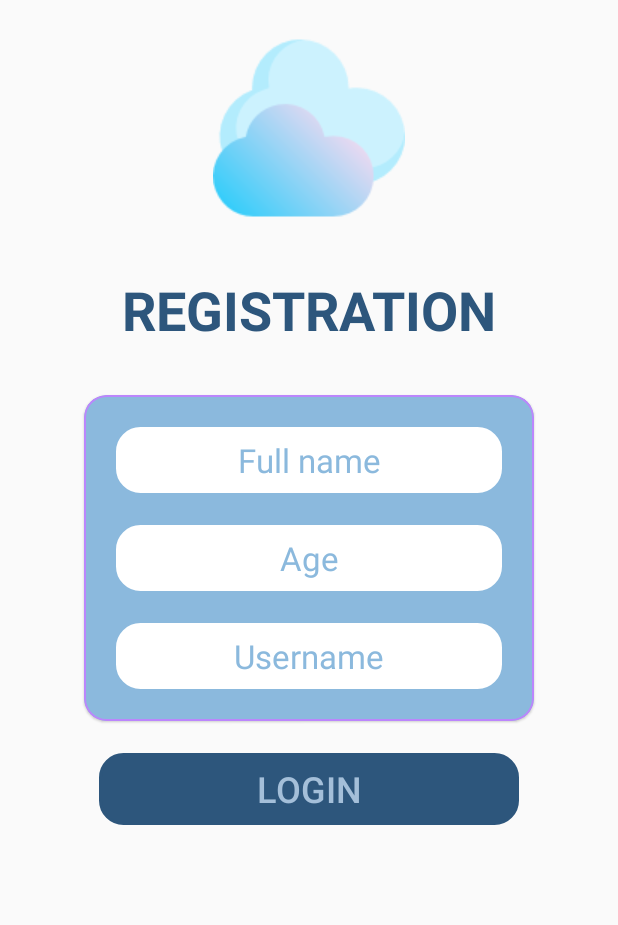
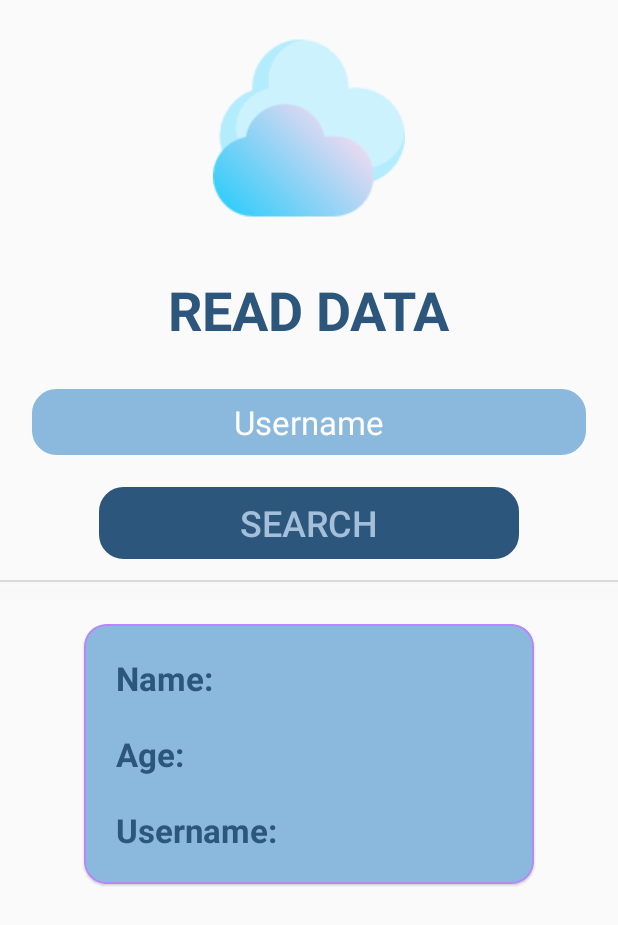
Before and after one commit to eduVieiraAF/FirebasePractice, an Android app: the screen it shows after launch (MainActivity before the commit, ReadData after it), on a phone screen of 412 x 824 dp. Shown: the top 925 px of the screen. Run offline under Robolectric (Android 15) with nearby library versions, the phone set to English and light mode, and no system bars; our stand-ins replace Firebase (no records; nobody signed in at launch, a user with empty details on screens opened directly).

Commit message:
Fetch & Read
Successfully fetching and displaying data stored on Firebase.

```diff
--- a/app/build.gradle
+++ b/app/build.gradle
@@ -25,7 +25,6 @@ android {
     }
 
     buildFeatures{
-
         viewBinding true
     }
 
--- a/app/src/main/java/com/example/firebasepractice/MainActivity.kt
+++ b/app/src/main/java/com/example/firebasepractice/MainActivity.kt
@@ -2,7 +2,6 @@ package com.example.firebasepractice
 
 import androidx.appcompat.app.AppCompatActivity
 import android.os.Bundle
-import android.widget.Toast
 import androidx.appcompat.app.AlertDialog
 import com.example.firebasepractice.databinding.ActivityMainBinding
 import com.google.firebase.database.DatabaseReference
@@ -36,7 +35,6 @@ class MainActivity : AppCompatActivity() {
                     .setMessage("You cannot leave any field empty.")
                     .setPositiveButton("Got it") {_,_ ->
                         binding.txtName.requestFocus()}.show()
-
             }
 
             else {
@@ -76,7 +74,6 @@ class MainActivity : AppCompatActivity() {
                             .setMessage("You have successfully completed\nyour registration.")
                             .setPositiveButton("Okay"){_,_ ->}
                             .show()
-
                     }.addOnFailureListener {
 
                         //Toast.makeText(this, "Registration failed", Toast.LENGTH_SHORT)
--- /dev/null
+++ b/app/src/main/java/com/example/firebasepractice/ReadData.kt
@@ -0,0 +1,89 @@
+package com.example.firebasepractice
+
+import android.content.Context
+import androidx.appcompat.app.AppCompatActivity
+import android.os.Bundle
+import android.view.inputmethod.InputMethodManager
+import android.widget.Toast
+import androidx.appcompat.app.AlertDialog
+import com.example.firebasepractice.databinding.ActivityReadDataBinding
+import com.google.firebase.database.DatabaseReference
+import com.google.firebase.database.FirebaseDatabase
+
+class ReadData : AppCompatActivity() {
+
+    private lateinit var binding: ActivityReadDataBinding
+    private lateinit var database: DatabaseReference
+
+    override fun onCreate(savedInstanceState: Bundle?) {
+
+        super.onCreate(savedInstanceState)
+        binding = ActivityReadDataBinding.inflate(layoutInflater)
+        setContentView(binding.root)
+
+        binding.btnSearch.setOnClickListener{
+
+            val userName: String = binding.editUserName2.text.toString()
+
+            if (userName.isNotEmpty() || userName.isNotBlank()){
+
+                readData(userName)
+
+                val IM = getSystemService(Context.INPUT_METHOD_SERVICE) as InputMethodManager
+                IM.hideSoftInputFromWindow(binding.editUserName2.windowToken,0)
+            }
+
+            else {
+
+                AlertDialog.Builder(this)
+                    .setTitle("USERNAME")
+                    .setMessage("\nEnter username.")
+                    .setPositiveButton("Got it"){_,_ -> binding.editUserName2.requestFocus()}
+                    .show()
+            }
+        }
+    }
+
+    private fun readData(username: String) {
+
+         database = FirebaseDatabase.getInstance().getReference("Users")
+         database.child(username).get().addOnSuccessListener {
+
+             if (it.exists()) {
+
+                 val fullName = it.child("fullName").value
+                 val age = it.child("age").value
+                 val userName = it.child("userName").value
+
+                 Toast.makeText(this, "Username found!", Toast.LENGTH_SHORT).show()
+                 binding.editUserName2.text.clear()
+
+                 binding.txtNameFB.text = fullName.toString()
+                 binding.txtAgeFB.text = age.toString()
+                 binding.txtUsernameFB.text = userName.toString()
+
+             }
+
+             else {
+
+                 AlertDialog.Builder(this)
+                     .setTitle("USERNAME")
+                     .setMessage("\nUsername does not exist")
+                     .setPositiveButton("Try again"){_,_ ->
+                         binding.editUserName2.text.clear()
+                         binding.editUserName2.requestFocus()
+                     }.show()
+             }
+         }.addOnFailureListener{
+
+             AlertDialog.Builder(this)
+                 .setTitle("USERNAME")
+                 .setMessage("\nUnable to read data")
+                 .setPositiveButton("Okay"){_,_ ->
+                     binding.editUserName2.text.clear()
+                     binding.editUserName2.requestFocus()
+                 }.show()
+         }
+    }
+
+}
--- a/app/src/main/res/drawable/round_shape.xml
+++ b/app/src/main/res/drawable/round_shape.xml
@@ -6,6 +6,7 @@
         android:topRightRadius="15dp"
         android:bottomLeftRadius="15dp"
         android:bottomRightRadius="15dp"/>
+
     <stroke
         android:width="2dp"
         android:color="@color/purple_200"/>
--- a/app/src/main/res/layout/activity_main.xml
+++ b/app/src/main/res/layout/activity_main.xml
@@ -33,7 +33,7 @@
       tools:ignore="HardcodedText" />
 
   <com.google.android.material.card.MaterialCardView
-      android:id="@+id/cardview"
+      android:id="@+id/cardView"
       android:layout_width="300dp"
       android:layout_height="wrap_content"
       app:cardCornerRadius="15dp"
@@ -130,7 +130,7 @@
       android:background="@drawable/round_shape"
       android:backgroundTint="@color/prussian_blue"
       tools:ignore="HardcodedText"
-      app:layout_constraintTop_toBottomOf="@id/cardview"
+      app:layout_constraintTop_toBottomOf="@id/cardView"
       app:layout_constraintStart_toStartOf="parent"
       app:layout_constraintEnd_toEndOf="parent"/>
 
--- /dev/null
+++ b/app/src/main/res/layout/activity_read_data.xml
@@ -0,0 +1,180 @@
+<?xml version="1.0" encoding="utf-8"?>
+<androidx.constraintlayout.widget.ConstraintLayout xmlns:android="http://schemas.android.com/apk/res/android"
+    xmlns:app="http://schemas.android.com/apk/res-auto"
+    xmlns:tools="http://schemas.android.com/tools"
+    android:layout_width="match_parent"
+    android:layout_height="match_parent"
+    tools:context=".ReadData">
+
+    <ImageView
+        android:id="@+id/logo2"
+        android:layout_width="wrap_content"
+        android:layout_height="wrap_content"
+        android:layout_marginTop="21dp"
+        app:layout_constraintStart_toStartOf="parent"
+        app:layout_constraintTop_toTopOf="parent"
+        app:layout_constraintEnd_toEndOf="parent"
+        android:src="@drawable/cloudy"
+        />
+
+    <TextView
+        android:id="@+id/txt_readData"
+        android:layout_width="wrap_content"
+        android:layout_height="wrap_content"
+        android:text="READ DATA"
+        android:textColor="@color/prussian_blue"
+        android:textSize="36sp"
+        android:textStyle="bold"
+        android:padding="7dp"
+        android:layout_marginTop="25dp"
+        app:layout_constraintTop_toBottomOf="@id/logo2"
+        app:layout_constraintStart_toStartOf="parent"
+        app:layout_constraintEnd_toEndOf="parent"
+        tools:ignore="HardcodedText" />
+
+    <EditText
+        android:id="@+id/edit_userName2"
+        android:layout_width="match_parent"
+        android:layout_height="wrap_content"
+        android:layout_margin="21dp"
+        android:hint="Username"
+        android:textSize="22sp"
+        android:padding="7dp"
+        android:imeOptions="actionDone"
+        android:maxLines="1"
+        android:inputType="text"
+        android:textColorHint="@color/white"
+        android:background="@drawable/round_shape"
+        android:backgroundTint="@color/sky_blue"
+        android:gravity="center"
+        android:textColor="@color/prussian_blue"
+        app:layout_constraintTop_toBottomOf="@id/txt_readData"
+        app:layout_constraintStart_toStartOf="parent"
+        app:layout_constraintEnd_toEndOf="parent"
+        tools:ignore="Autofill,HardcodedText" />
+
+
+    <Button
+        android:id="@+id/btn_search"
+        android:layout_width="280dp"
+        android:layout_height="wrap_content"
+        android:layout_margin="21dp"
+        android:text="SEARCH"
+        android:textSize="24sp"
+        android:textColor="@color/blissful_blue"
+        android:background="@drawable/round_shape"
+        android:backgroundTint="@color/prussian_blue"
+        tools:ignore="HardcodedText"
+        android:clickable="true"
+        android:focusable="true"
+        app:layout_constraintStart_toStartOf="parent"
+        app:layout_constraintEnd_toEndOf="parent"
+        app:layout_constraintTop_toBottomOf="@id/edit_userName2"
+         />
+
+    <View
+        android:id="@+id/divider"
+        android:layout_width="match_parent"
+        android:layout_height="1dp"
+        android:layout_marginTop="14dp"
+        android:background="?android:attr/listDivider"
+        android:elevation="8dp"
+        tools:layout_editor_absoluteX="1dp"
+        tools:layout_editor_absoluteY="324dp"
+        app:layout_constraintTop_toBottomOf="@id/btn_search"/>
+
+    <com.google.android.material.card.MaterialCardView
+        android:id="@+id/cardView"
+        android:layout_width="300dp"
+        android:layout_height="wrap_content"
+        app:cardCornerRadius="15dp"
+        app:strokeWidth="1dp"
+        app:strokeColor="@color/purple_200"
+        android:backgroundTint="@color/sky_blue"
+        android:layout_marginTop="28dp"
+        app:layout_constraintTop_toBottomOf="@id/divider"
+        app:layout_constraintStart_toStartOf="parent"
+        app:layout_constraintEnd_toEndOf="parent">
+
+        <androidx.constraintlayout.widget.ConstraintLayout
+            android:layout_width="match_parent"
+            android:layout_height="match_parent">
+
+            <TextView
+                android:id="@+id/txt_name2"
+                android:layout_width="wrap_content"
+                android:layout_height="wrap_content"
+                android:text="Name:"
+                tools:ignore="HardcodedText"
+                android:textSize="22sp"
+                android:textColor="@color/prussian_blue"
+                android:textStyle="bold"
+                app:layout_constraintTop_toTopOf="parent"
+                app:layout_constraintStart_toStartOf="parent"
+                android:layout_margin="21dp"
+                />
+
+            <TextView
+                android:id="@+id/txt_name_FB"
+                android:layout_width="wrap_content"
+                android:layout_height="wrap_content"
+                android:textSize="22sp"
+                android:textColor="@color/deep_blue"
+                app:layout_constraintStart_toEndOf="@id/txt_name2"
+                app:layout_constraintTop_toTopOf="parent"
+                android:maxLines="1"
+                android:layout_margin="21dp"/>
+
+            <TextView
+                android:id="@+id/txt_age2"
+                android:layout_width="wrap_content"
+                android:layout_height="wrap_content"
+                android:text="Age: "
+                tools:ignore="HardcodedText"
+                android:textSize="22sp"
+                android:textColor="@color/prussian_blue"
+                android:textStyle="bold"
+                app:layout_constraintStart_toStartOf="parent"
+                app:layout_constraintTop_toBottomOf="@id/txt_name2"
+                android:layout_margin="21dp"/>
+
+            <TextView
+                android:id="@+id/txt_age_FB"
+                android:layout_width="wrap_content"
+                android:layout_height="wrap_content"
+                android:textSize="22sp"
+                android:textColor="@color/deep_blue"
+                android:layout_margin="21dp"
+                app:layout_constraintStart_toEndOf="@id/txt_age2"
+                app:layout_constraintTop_toBottomOf="@id/txt_name_FB"/>
+
+            <TextView
+                android:id="@+id/txt_userName_card"
+                android:layout_width="wrap_content"
+                android:layout_height="wrap_content"
+                android:text="Username: "
+                android:textSize="22sp"
+                android:textColor="@color/prussian_blue"
+                android:textStyle="bold"
+                tools:ignore="HardcodedText"
+                android:layout_margin="21dp"
+                app:layout_constraintTop_toBottomOf="@id/txt_age2"
+                app:layout_constraintStart_toStartOf="parent"
+                app:layout_constraintBottom_toBottomOf="parent"/>
+
+            <TextView
+                android:id="@+id/txt_username_FB"
+                android:layout_width="wrap_content"
+                android:layout_height="wrap_content"
+                android:textSize="22sp"
+                android:textColor="@color/deep_blue"
+                android:layout_margin="21dp"
+                app:layout_constraintStart_toEndOf="@id/txt_userName_card"
+                app:layout_constraintBottom_toBottomOf="parent"
+                app:layout_constraintTop_toBottomOf="@id/txt_age_FB"/>
+
+        </androidx.constraintlayout.widget.ConstraintLayout>
+
+    </com.google.android.material.card.MaterialCardView>
+
+</androidx.constraintlayout.widget.ConstraintLayout>
```
Also changed, not shown: app/src/main/AndroidManifest.xml (+6 -2 lines).
